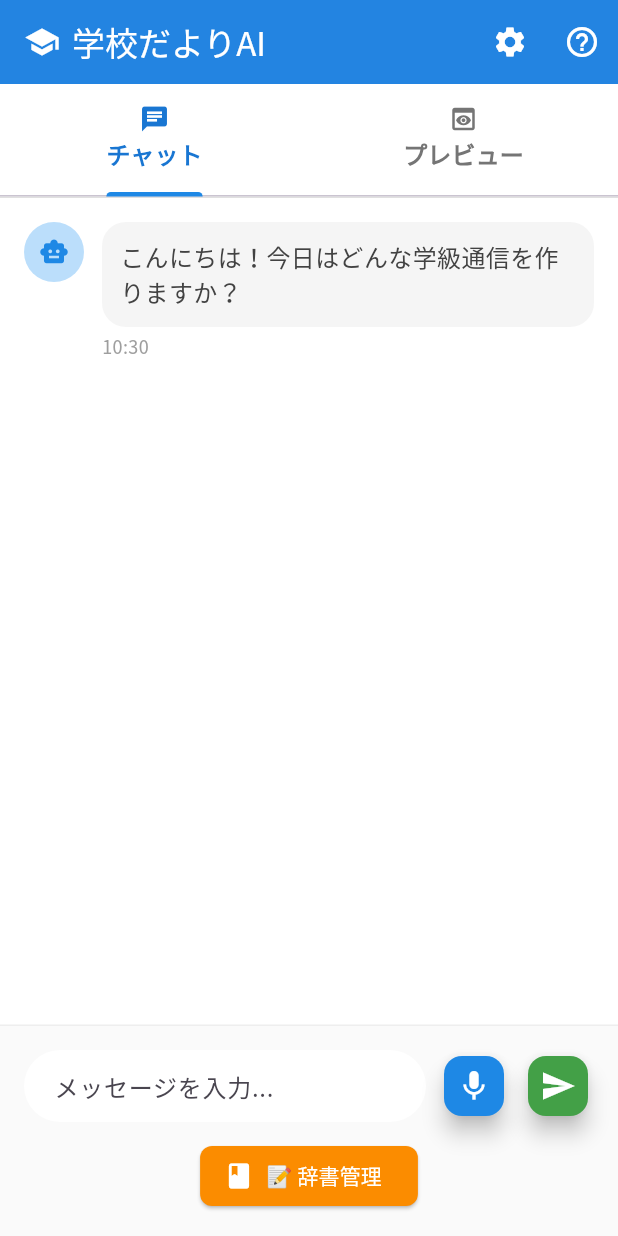
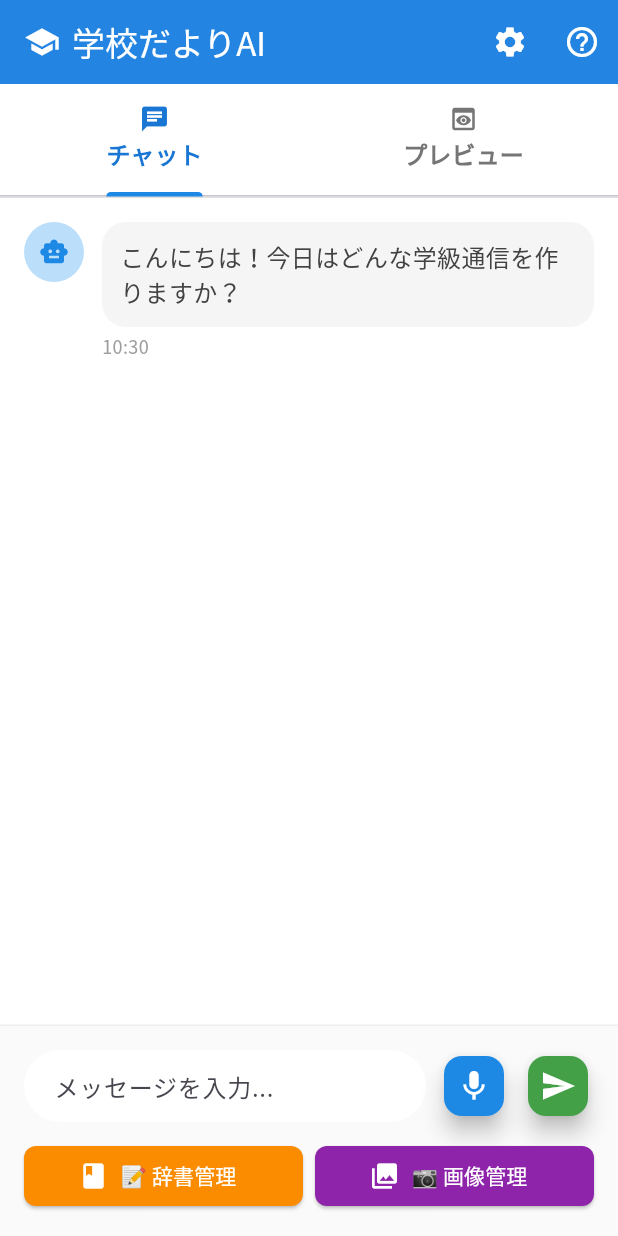
Before and after one commit to kamekamek/gakkoudayori-ai, a Flutter app: the screen it shows after launch, on a phone screen of 412 x 824 dp. Run offline on Flutter 3.47's test engine with Material 3 defaults, Android fonts, the phone set to English and light mode, and no system bars; our stand-ins replace file_picker, firebase_core, firebase_storage, flutter_image_compress, flutter_widget_from_html, google_fonts and 2 more; missing offline and left inert: dart:html, dart:js, dart:js_interop, dart:js_util, dart:ui_web; accounts and stored records are empty; statements that could not run were skipped.

```diff
--- a/frontend/lib/features/chat/presentation/pages/newsletter_creation_page.dart
+++ b/frontend/lib/features/chat/presentation/pages/newsletter_creation_page.dart
@@ -3,6 +3,7 @@ import 'package:google_fonts/google_fonts.dart';
 import '../../../../core/services/services.dart';
 import '../../../editor/presentation/widgets/print_preview_widget.dart';
 import '../../../settings/presentation/widgets/user_dictionary_widget.dart';
+import '../../../images/presentation/pages/image_management_page.dart';
 import '../../../../core/models/models.dart';
 import 'dart:html' as html;
 
@@ -380,6 +381,7 @@ class NewsletterCreationPageState extends State<NewsletterCreationPage> {
               ),
               SizedBox(width: 8),
               FloatingActionButton(
+                heroTag: "mic_button",
                 onPressed: _isProcessing ? null : _toggleRecording,
                 backgroundColor: _isRecording ? Colors.red[400] : Colors.blue[600],
                 child: Icon(
@@ -390,6 +392,7 @@ class NewsletterCreationPageState extends State<NewsletterCreationPage> {
               ),
               SizedBox(width: 8),
               FloatingActionButton(
+                heroTag: "send_button",
                 onPressed: _messageController.text.trim().isNotEmpty ? () => _sendTextMessage(_messageController.text) : null,
                 backgroundColor: Colors.green[600],
                 child: Icon(Icons.send, color: Colors.white),
@@ -398,7 +401,10 @@ class NewsletterCreationPageState extends State<NewsletterCreationPage> {
             ],
           ),
           SizedBox(height: 12),
-          ElevatedButton.icon(
+          Row(
+            children: [
+              Expanded(
+                child: ElevatedButton.icon(
                   onPressed: _openUserDictionary,
                   icon: Icon(Icons.book, size: 20),
                   label: Text('📝 辞書管理'),
@@ -409,6 +415,24 @@ class NewsletterCreationPageState extends State<NewsletterCreationPage> {
                       borderRadius: BorderRadius.circular(8),
                     ),
                   ),
+                ),
+              ),
+              SizedBox(width: 8),
+              Expanded(
+                child: ElevatedButton.icon(
+                  onPressed: _openImageManager,
+                  icon: Icon(Icons.photo_library, size: 20),
+                  label: Text('📷 画像管理'),
+                  style: ElevatedButton.styleFrom(
+                    backgroundColor: Colors.purple[600],
+                    foregroundColor: Colors.white,
+                    shape: RoundedRectangleBorder(
+                      borderRadius: BorderRadius.circular(8),
+                    ),
+                  ),
+                ),
+              ),
+            ],
           ),
         ],
       ),
@@ -813,6 +837,25 @@ class NewsletterCreationPageState extends State<NewsletterCreationPage> {
     );
   }
 
+  void _openImageManager() {
+    Navigator.of(context).push(
+      MaterialPageRoute(
+        builder: (context) => const ImageManagementPage(
+          isSelectionMode: false,
+        ),
+      ),
+    ).then((selectedImages) {
+      if (selectedImages != null && selectedImages is List<ImageFile>) {
+        _addChatMessage(
+          sender: 'ai',
+          message: '✅ ${selectedImages.length}枚の画像が選択されました',
+          type: MessageType.status,
+        );
+        // TODO: 選択された画像を学級通信に統合する処理
+      }
+    });
+  }
+
   void _openSettings() {
     ScaffoldMessenger.of(context).showSnackBar(
       SnackBar(content: Text('設定画面は準備中です')),
--- a/frontend/lib/features/images/presentation/widgets/image_grid_view.dart
+++ b/frontend/lib/features/images/presentation/widgets/image_grid_view.dart
@@ -46,7 +46,7 @@ class ImageGridView extends StatelessWidget {
               const SizedBox(height: 8),
             ],
 
-            Expanded(
+            Flexible(
               child: GridView.builder(
                 gridDelegate: SliverGridDelegateWithFixedCrossAxisCount(
                   crossAxisCount: crossAxisCountActual,
@@ -117,6 +117,8 @@ class ImageGridView extends StatelessWidget {
       children: [
         // 検索バー
         Expanded(
+          child: SizedBox(
+            height: 48,
             child: TextField(
               decoration: InputDecoration(
                 hintText: '画像を検索...',
@@ -133,6 +135,7 @@ class ImageGridView extends StatelessWidget {
                 contentPadding: const EdgeInsets.symmetric(horizontal: 16, vertical: 12),
               ),
               onChanged: imageProvider.setSearchQuery,
+            ),
           ),
         ),
 
--- a/frontend/lib/responsive_main.dart
+++ b/frontend/lib/responsive_main.dart
@@ -1,6 +1,8 @@
 import 'package:flutter/material.dart';
 import 'package:google_fonts/google_fonts.dart';
+import 'package:provider/provider.dart';
 import 'features/chat/presentation/pages/newsletter_creation_page.dart';
+import 'core/providers/providers.dart';
 
 /// 学校だよりAI - レスポンシブ対応版
 void main() {
@@ -16,7 +18,15 @@ class GakkouDayoriAiApp extends StatelessWidget {
     // Noto Sans JPを基本フォントとして設定
     final baseTextTheme = Theme.of(context).textTheme;
 
-    return MaterialApp(
+    return MultiProvider(
+      providers: [
+        ChangeNotifierProvider(create: (_) => AppProvider()),
+        ChangeNotifierProvider(create: (_) => ChatProvider()),
+        ChangeNotifierProvider(create: (_) => NewsletterProvider()),
+        ChangeNotifierProvider(create: (_) => ImageUploadProvider()),
+        ChangeNotifierProvider(create: (_) => ClassroomProvider()),
+      ],
+      child: MaterialApp(
       title: '学校だよりAI',
       theme: ThemeData(
         primarySwatch: Colors.blue,
@@ -54,8 +64,9 @@ class GakkouDayoriAiApp extends StatelessWidget {
               GoogleFonts.notoSansJp(textStyle: baseTextTheme.labelSmall),
         ),
       ),
-      home: NewsletterCreationPage(),
-      debugShowCheckedModeBanner: false,
+        home: NewsletterCreationPage(),
+        debugShowCheckedModeBanner: false,
+      ),
     );
   }
 }
--- a/frontend/pubspec.yaml
+++ b/frontend/pubspec.yaml
@@ -25,7 +25,6 @@ dependencies:
   file_picker: ^6.1.1           # マルチプラットフォーム・複数選択対応（quill_html_editor互換）
   image_picker: ^1.0.7           # カメラ・ギャラリー（モバイル）
   desktop_drop: ^0.4.4           # ドラッグ&ドロップ（デスクトップ）
-  flutter_dropzone: ^4.0.1       # D&D（Web）
   image: ^4.1.7                  # 基本的な画像処理・リサイズ
   flutter_image_compress: ^2.2.0 # 高度な圧縮・最適化
   cached_network_image: ^3.3.1   # ネットワーク画像キャッシュ
@@ -44,6 +43,7 @@ dependencies:
   googleapis: ^13.1.0            # Google APIs クライアント
   googleapis_auth: ^1.6.0        # OAuth認証
   google_sign_in: ^6.2.1         # Googleサインイン
+  firebase_core: ^2.32.0         # Firebase Core
   firebase_auth: ^4.19.5         # Firebase認証と統合
   firebase_storage: ^11.7.4      # Cloud Storage
 
```
Also changed, not shown: frontend/lib/core/services/image_upload_service.dart (+257 -2 lines), frontend/lib/main.dart (+11 -1 lines). Lines whose indentation alone changed are shown as unchanged.
